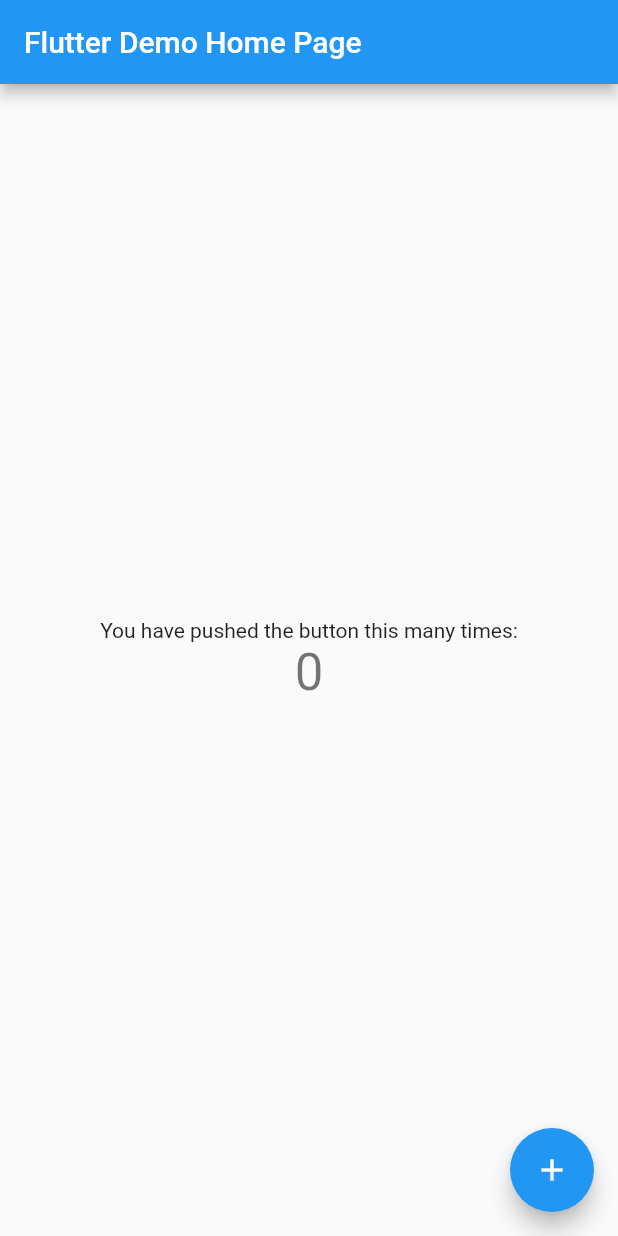
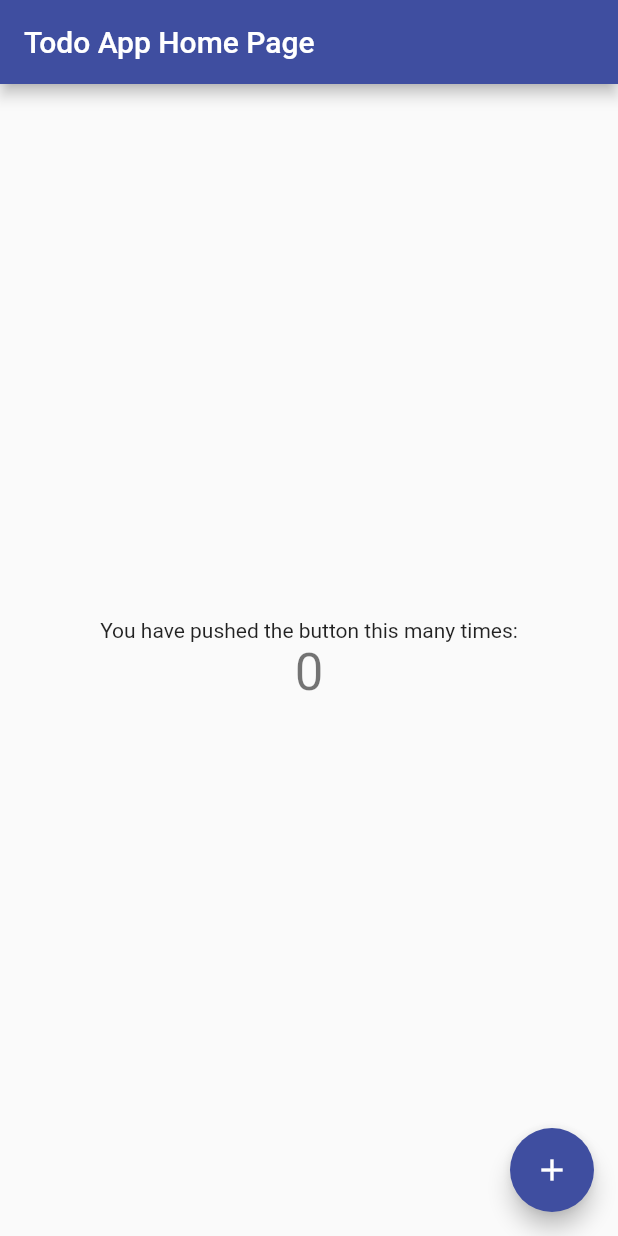
Before and after one commit to suesitran/todo_app, a Flutter app: the screen it shows after launch, on a phone screen of 412 x 824 dp. Run offline on Flutter 3.47's test engine with Material 2 defaults, Android fonts, the phone set to English and light mode, and no system bars.

Commit message:
Use this material color in the ThemeData
With some other update to titles

```diff
--- a/lib/main.dart
+++ b/lib/main.dart
@@ -1,4 +1,5 @@
 import 'package:flutter/material.dart';
+import 'package:todo_app/theme/color.dart';
 
 void main() {
   runApp(const MyApp());
@@ -11,20 +12,12 @@ class MyApp extends StatelessWidget {
   @override
   Widget build(BuildContext context) {
     return MaterialApp(
-      title: 'Flutter Demo',
+      title: 'Todo App Demo',
+      // The UI has dark and light theme, but for this demo, we're going to use only light theme
       theme: ThemeData(
-        // This is the theme of your application.
-        //
-        // Try running your application with "flutter run". You'll see the
-        // application has a blue toolbar. Then, without quitting the app, try
-        // changing the primarySwatch below to Colors.green and then invoke
-        // "hot reload" (press "r" in the console where you ran "flutter run",
-        // or simply save your changes to "hot reload" in a Flutter IDE).
-        // Notice that the counter didn't reset back to zero; the application
-        // is not restarted.
-        primarySwatch: Colors.blue,
+        primarySwatch: primarySwatch,
       ),
-      home: const MyHomePage(title: 'Flutter Demo Home Page'),
+      home: const MyHomePage(title: 'Todo App Home Page'),
     );
   }
 }
@@ -108,7 +101,8 @@ class _MyHomePageState extends State<MyHomePage> {
       floatingActionButton: FloatingActionButton(
         onPressed: _incrementCounter,
         tooltip: 'Increment',
-        child: const Icon(Icons.add),
+        backgroundColor: Theme.of(context).primaryColor,
+        child: const Icon(Icons.add, color: Colors.white,),
       ), // This trailing comma makes auto-formatting nicer for build methods.
     );
   }
```
